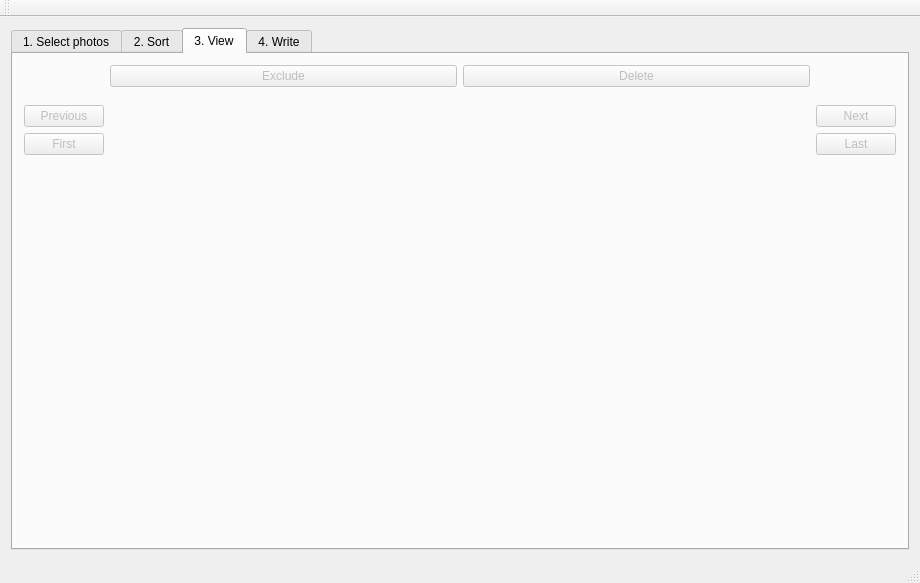
Qt form src/mainwindow.ui (tdegeus/chroto) before a commit.
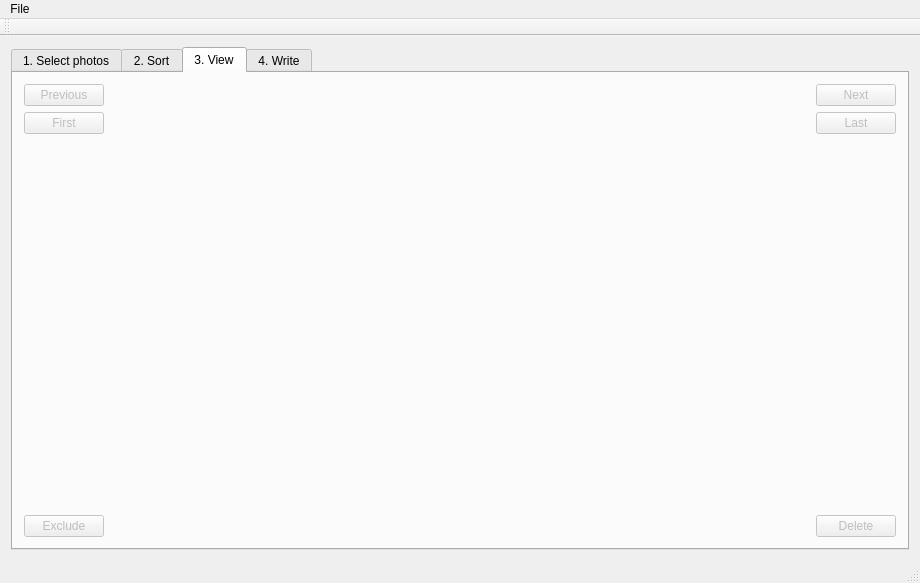
The same form after that commit. The open tabs and pages were chosen to show the change.

The edit to the form file:
```diff
--- a/src/mainwindow.ui
+++ b/src/mainwindow.ui
@@ -890,27 +890,11 @@
        <attribute name="title">
         <string>3. View</string>
        </attribute>
-       <layout class="QHBoxLayout" name="horizontalLayout_4">
+       <layout class="QHBoxLayout" name="horizontalLayout_3">
         <item>
-         <layout class="QVBoxLayout" name="verticalLayout_4">
+         <layout class="QVBoxLayout" name="verticalLayout_3">
           <item>
-           <spacer name="verticalSpacer_5">
-            <property name="orientation">
-             <enum>Qt::Vertical</enum>
-            </property>
-            <property name="sizeType">
-             <enum>QSizePolicy::Fixed</enum>
-            </property>
-            <property name="sizeHint" stdset="0">
-             <size>
-              <width>20</width>
-              <height>40</height>
-             </size>
-            </property>
-           </spacer>
-          </item>
-          <item>
-           <widget class="QPushButton" name="prevImg_pushButton">
+           <widget class="QPushButton" name="pushButtonT3_prev">
             <property name="enabled">
              <bool>false</bool>
             </property>
@@ -926,7 +910,7 @@
            </widget>
           </item>
           <item>
-           <widget class="QPushButton" name="headImg_pushButton">
+           <widget class="QPushButton" name="pushButtonT3_first">
             <property name="enabled">
              <bool>false</bool>
             </property>
@@ -951,84 +935,44 @@
             </property>
            </spacer>
           </item>
-         </layout>
-        </item>
-        <item>
-         <layout class="QVBoxLayout" name="verticalLayout_3">
           <item>
-           <layout class="QHBoxLayout" name="horizontalLayout_3">
-            <item>
-             <widget class="QPushButton" name="exclImg_pushButton">
-              <property name="enabled">
-               <bool>false</bool>
-              </property>
-              <property name="toolTip">
-               <string>Exclude image from sorting, never delete from disk (also not on pressing &quot;clean-up&quot;)</string>
-              </property>
-              <property name="text">
-               <string>Exclude</string>
-              </property>
-             </widget>
-            </item>
-            <item>
-             <widget class="QPushButton" name="deltImg_pushButton">
-              <property name="enabled">
-               <bool>false</bool>
-              </property>
-              <property name="toolTip">
-               <string>Delete image (not deleted from disk) [del]</string>
-              </property>
-              <property name="text">
-               <string>Delete</string>
-              </property>
-              <property name="shortcut">
-               <string>Backspace</string>
-              </property>
-             </widget>
-            </item>
-           </layout>
-          </item>
-          <item>
-           <widget class="QLabel" name="view_idx_label">
-            <property name="sizePolicy">
-             <sizepolicy hsizetype="Expanding" vsizetype="Expanding">
-              <horstretch>0</horstretch>
-              <verstretch>0</verstretch>
-             </sizepolicy>
+           <widget class="QPushButton" name="pushButtonT3_excl">
+            <property name="enabled">
+             <bool>false</bool>
             </property>
-            <property name="minimumSize">
-             <size>
-              <width>402</width>
-              <height>268</height>
-             </size>
+            <property name="toolTip">
+             <string>Exclude image from sorting, never delete from disk (also not on pressing &quot;clean-up&quot;)</string>
             </property>
             <property name="text">
-             <string/>
+             <string>Exclude</string>
             </property>
            </widget>
           </item>
          </layout>
         </item>
         <item>
-         <layout class="QVBoxLayout" name="verticalLayout_5">
+         <widget class="QLabel" name="view_idx_label">
+          <property name="sizePolicy">
+           <sizepolicy hsizetype="Expanding" vsizetype="Expanding">
+            <horstretch>0</horstretch>
+            <verstretch>0</verstretch>
+           </sizepolicy>
+          </property>
+          <property name="minimumSize">
+           <size>
+            <width>402</width>
+            <height>268</height>
+           </size>
+          </property>
+          <property name="text">
+           <string/>
+          </property>
+         </widget>
+        </item>
+        <item>
+         <layout class="QVBoxLayout" name="verticalLayout_4">
           <item>
-           <spacer name="verticalSpacer_6">
-            <property name="orientation">
-             <enum>Qt::Vertical</enum>
-            </property>
-            <property name="sizeType">
-             <enum>QSizePolicy::Fixed</enum>
-            </property>
-            <property name="sizeHint" stdset="0">
-             <size>
-              <width>20</width>
-              <height>40</height>
-             </size>
-            </property>
-           </spacer>
-          </item>
-          <item>
-           <widget class="QPushButton" name="nextImg_pushButton">
+           <widget class="QPushButton" name="pushButtonT3_next">
             <property name="enabled">
              <bool>false</bool>
             </property>
@@ -1044,7 +988,7 @@
            </widget>
           </item>
           <item>
-           <widget class="QPushButton" name="lastImg_pushButton">
+           <widget class="QPushButton" name="pushButtonT3_last">
             <property name="enabled">
              <bool>false</bool>
             </property>
@@ -1069,6 +1013,22 @@
             </property>
            </spacer>
           </item>
+          <item>
+           <widget class="QPushButton" name="pushButtonT3_del">
+            <property name="enabled">
+             <bool>false</bool>
+            </property>
+            <property name="toolTip">
+             <string>Delete image (not deleted from disk) [del]</string>
+            </property>
+            <property name="text">
+             <string>Delete</string>
+            </property>
+            <property name="shortcut">
+             <string>Backspace</string>
+            </property>
+           </widget>
+          </item>
          </layout>
         </item>
        </layout>
@@ -1240,6 +1200,13 @@
      <height>22</height>
     </rect>
    </property>
+   <widget class="QMenu" name="menuFile">
+    <property name="title">
+     <string>File</string>
+    </property>
+    <addaction name="actionNew"/>
+   </widget>
+   <addaction name="menuFile"/>
   </widget>
   <widget class="QToolBar" name="mainToolBar">
    <attribute name="toolBarArea">
```
Left out of the diff: 153 changed lines with no effect on the pictures.
